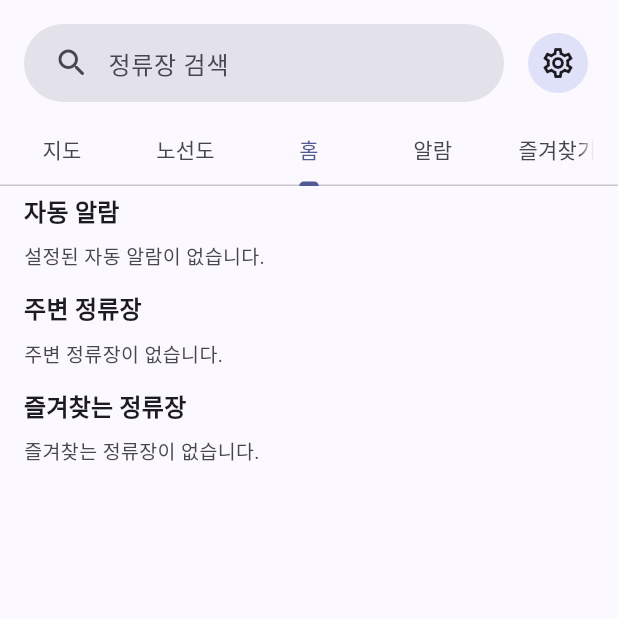
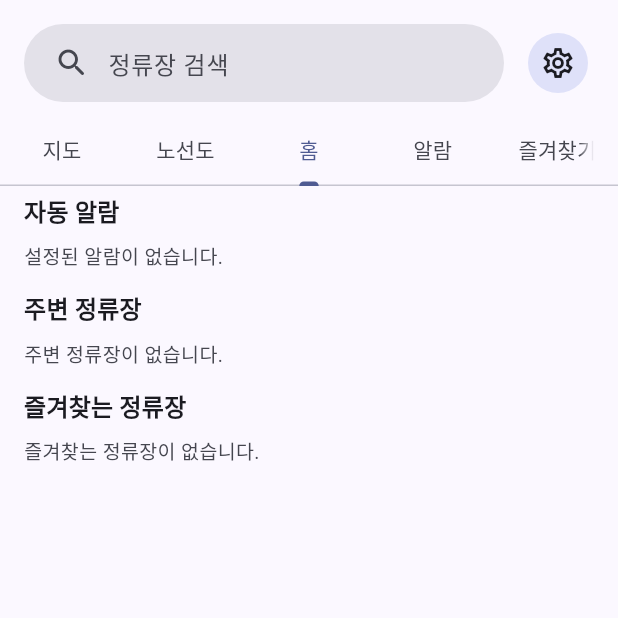
Before and after one commit to maskelog/Daegu_bus_flutter_app, a Flutter app: the screen it shows after launch, on a phone screen of 412 x 824 dp, the top half of it. Run offline on Flutter 3.47's test engine with Material 3 defaults, Android fonts, the phone set to English and light mode, and no system bars; our stand-ins replace device_info_plus, dio, flutter_dotenv, flutter_local_notifications, flutter_tts, geolocator and 3 more; missing offline and left inert: android_alarm_manager_plus, workmanager; accounts and stored records are empty.

Commit message:
fix: Update home screen alarm text and improve code formatting
- Changed the text for empty alarms from '설정된 자동 알람이 없습니다.' to '설정된 알람이 없습니다.' for clarity.
- Improved code formatting for better readability in the alarm selection logic.

```diff
--- a/lib/screens/home_screen.dart
+++ b/lib/screens/home_screen.dart
@@ -420,7 +420,7 @@ class _HomeScreenState extends State<HomeScreen>
           if (alarms.isEmpty)
             Padding(
               padding: const EdgeInsets.symmetric(vertical: 4), // 패딩 축소
-              child: Text('설정된 자동 알람이 없습니다.',
+              child: Text('설정된 알람이 없습니다.',
                   style: TextStyle(
                       color: colorScheme.onSurfaceVariant,
                       fontSize: 13)), // 폰트 크기 축소
@@ -434,8 +434,7 @@ class _HomeScreenState extends State<HomeScreen>
                   mainAxisAlignment: MainAxisAlignment.start,
                   crossAxisAlignment: CrossAxisAlignment.start,
                   children: alarms.whereType<AutoAlarm>().map((alarm) {
-                    final isSelected =
-                        _selectedStop?.name == alarm.stationName;
+                    final isSelected = _selectedStop?.name == alarm.stationName;
                     return Padding(
                       padding: const EdgeInsets.only(right: 6), // 간격 축소
                       child: ChoiceChip(
@@ -461,8 +460,15 @@ class _HomeScreenState extends State<HomeScreen>
                                 )),
                             Text(
                               alarm.repeatDays
-                                  .map((d) =>
-                                      ["월", "화", "수", "목", "금", "토", "일"][d - 1])
+                                  .map((d) => [
+                                        "월",
+                                        "화",
+                                        "수",
+                                        "목",
+                                        "금",
+                                        "토",
+                                        "일"
+                                      ][d - 1])
                                   .join(","),
                               style: TextStyle(
                                 color: isSelected
```
